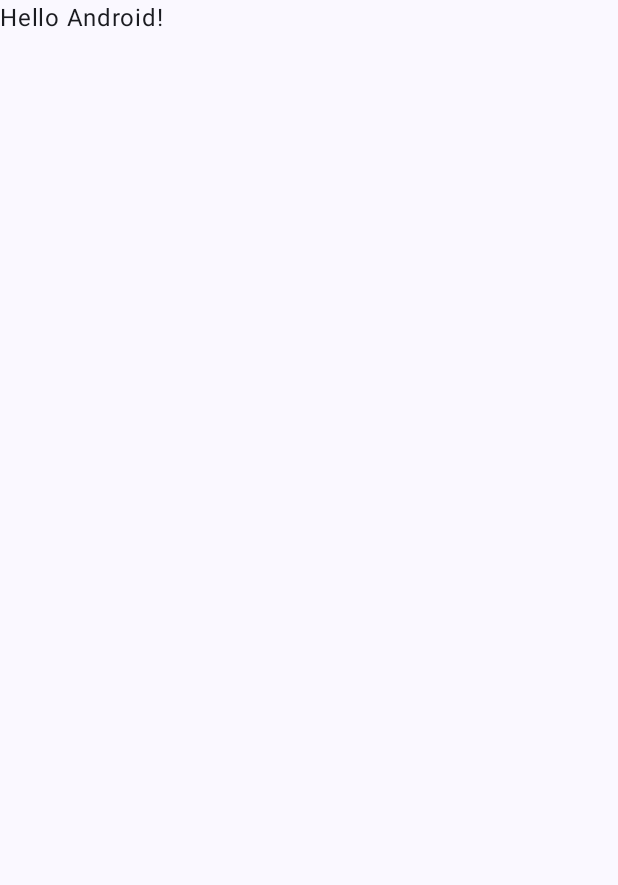
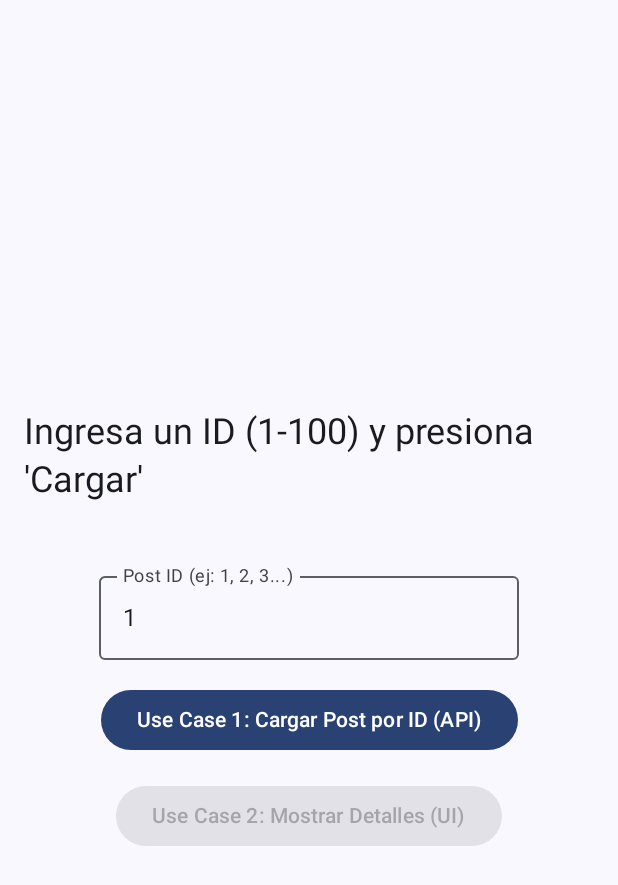
Before and after one commit to henrrycoronado/MVI_arquitecture, an Android app built with Jetpack Compose: the screen it shows after launch (MainActivity), on a phone screen of 412 x 824 dp. Before the commit the part shown is almost empty. Shown: the top 885 px of the screen. Run offline under Robolectric (Android 15) with nearby library versions, the phone set to English and light mode, and no system bars.

Commit message:
add arquitecture

```diff
--- a/app/src/main/AndroidManifest.xml
+++ b/app/src/main/AndroidManifest.xml
@@ -1,7 +1,7 @@
 <?xml version="1.0" encoding="utf-8"?>
 <manifest xmlns:android="http://schemas.android.com/apk/res/android"
     xmlns:tools="http://schemas.android.com/tools">
-
+    <uses-permission android:name="android.permission.INTERNET" />
     <application
         android:allowBackup="true"
         android:dataExtractionRules="@xml/data_extraction_rules"
--- a/app/src/main/java/com/example/mvi_arquitecture/MainActivity.kt
+++ b/app/src/main/java/com/example/mvi_arquitecture/MainActivity.kt
@@ -7,10 +7,10 @@ import androidx.activity.enableEdgeToEdge
 import androidx.compose.foundation.layout.fillMaxSize
 import androidx.compose.foundation.layout.padding
 import androidx.compose.material3.Scaffold
-import androidx.compose.material3.Text
 import androidx.compose.runtime.Composable
 import androidx.compose.ui.Modifier
 import androidx.compose.ui.tooling.preview.Preview
+import com.example.mvi_arquitecture.features.activity_finder.ActivityScreen
 import com.example.mvi_arquitecture.ui.theme.MVI_arquitectureTheme
 
 class MainActivity : ComponentActivity() {
@@ -20,28 +20,17 @@ class MainActivity : ComponentActivity() {
         setContent {
             MVI_arquitectureTheme {
                 Scaffold(modifier = Modifier.fillMaxSize()) { innerPadding ->
-                    Greeting(
-                        name = "Android",
-                        modifier = Modifier.padding(innerPadding)
-                    )
+                    ActivityScreen(modifier = Modifier.padding(innerPadding))
                 }
             }
         }
     }
 }
 
-@Composable
-fun Greeting(name: String, modifier: Modifier = Modifier) {
-    Text(
-        text = "Hello $name!",
-        modifier = modifier
-    )
-}
-
 @Preview(showBackground = true)
 @Composable
 fun GreetingPreview() {
     MVI_arquitectureTheme {
-        Greeting("Android")
+        ActivityScreen()
     }
 }
--- /dev/null
+++ b/app/src/main/java/com/example/mvi_arquitecture/data/network/ApiService.kt
@@ -0,0 +1,23 @@
+package com.example.mvi_arquitecture.data.network
+import com.example.mvi_arquitecture.data.network.dto.PostsUser
+import io.ktor.client.*
+import io.ktor.client.call.*
+import io.ktor.client.engine.cio.*
+import io.ktor.client.plugins.contentnegotiation.*
+import io.ktor.client.request.*
+import io.ktor.serialization.kotlinx.json.*
+object ApiService {
+    private val client = HttpClient(CIO) {
+        install(ContentNegotiation) {
+            json()
+        }
+    }
+    suspend fun getActivity(userId: String): PostsUser {
+        return try {
+            var url: String = "https://jsonplaceholder.typicode.com/posts/" + userId
+            client.get( url ).body()
+        } catch (e: Exception) {
+            PostsUser(title = "Error al cargar: ${e.message}")
+        }
+    }
+}
--- /dev/null
+++ b/app/src/main/java/com/example/mvi_arquitecture/feature/activity_finder/ActivityContract.kt
@@ -0,0 +1,16 @@
+package com.example.mvi_arquitecture.features.activity_finder
+import com.example.mvi_arquitecture.data.network.dto.PostsUser
+// M: MODEL (El Estado Único de la UI)
+data class ActivityUiState(
+    val isLoading: Boolean = false,
+    val currentActivity: PostsUser? = null,
+    val showDetails: Boolean = false,
+    val inputId: String = "1"
+)
+
+// I: INTENT (Acciones del Usuario)
+sealed interface ActivityIntent {
+    data object LoadNewActivity : ActivityIntent
+    data object ToggleShowDetails : ActivityIntent
+    data class UpdateInputId(val text: String) : ActivityIntent
+}
--- /dev/null
+++ b/app/src/main/java/com/example/mvi_arquitecture/feature/activity_finder/ActivityScreen.kt
@@ -0,0 +1,73 @@
+package com.example.mvi_arquitecture.features.activity_finder
+
+import androidx.compose.foundation.layout.*
+import androidx.compose.foundation.text.KeyboardOptions
+import androidx.compose.material3.*
+import androidx.compose.runtime.Composable
+import androidx.compose.runtime.collectAsState
+import androidx.compose.runtime.getValue
+import androidx.compose.ui.Alignment
+import androidx.compose.ui.Modifier
+import androidx.compose.ui.text.input.KeyboardType
+import androidx.compose.ui.unit.dp
+import androidx.lifecycle.viewmodel.compose.viewModel
+
+// V: VIEW
+@Composable
+fun ActivityScreen(
+    modifier: Modifier = Modifier,
+    viewModel: ActivityViewModel = viewModel()
+) {
+    val state by viewModel.uiState.collectAsState()
+    val activity = state.currentActivity
+
+    Column(
+        modifier = modifier.fillMaxSize(),
+        horizontalAlignment = Alignment.CenterHorizontally,
+        verticalArrangement = Arrangement.Center
+    ) {
+        if (state.isLoading) {
+            CircularProgressIndicator()
+        } else {
+            val displayText = when {
+                activity == null -> "Ingresa un ID (1-100) y presiona 'Cargar'"
+                state.showDetails -> "Actividad: ${activity.title} (User: ${activity.userId})"
+                else -> activity.title
+            }
+            Text(
+                text = displayText,
+                modifier = Modifier.padding(16.dp),
+                style = MaterialTheme.typography.headlineSmall
+            )
+        }
+
+        Spacer(modifier = Modifier.height(24.dp))
+        OutlinedTextField(
+            value = state.inputId,
+            onValueChange = { newText ->
+                viewModel.processIntent(ActivityIntent.UpdateInputId(newText))
+            },
+            label = { Text("Post ID (ej: 1, 2, 3...)") },
+            keyboardOptions = KeyboardOptions(keyboardType = KeyboardType.Number),
+            singleLine = true
+        )
+
+        Spacer(modifier = Modifier.height(16.dp))
+
+        Button(
+            onClick = { viewModel.processIntent(ActivityIntent.LoadNewActivity) },
+            enabled = !state.isLoading
+        ) {
+            Text("Use Case 1: Cargar Post por ID (API)")
+        }
+
+        Spacer(modifier = Modifier.height(16.dp))
+
+        Button(
+            onClick = { viewModel.processIntent(ActivityIntent.ToggleShowDetails) },
+            enabled = !state.isLoading && state.currentActivity != null
+        ) {
+            Text("Use Case 2: ${if (state.showDetails) "Ocultar" else "Mostrar"} Detalles (UI)")
+        }
+    }
+}
```
Also changed, not shown: app/build.gradle.kts (+12 -1 lines), app/src/main/java/com/example/mvi_arquitecture/data/network/dto/ActivityDto.kt (added, +9 -0 lines), app/src/main/java/com/example/mvi_arquitecture/feature/activity_finder/ActivityViewModel.kt (added, +55 -0 lines), gradle/libs.versions.toml (+13 -0 lines).
